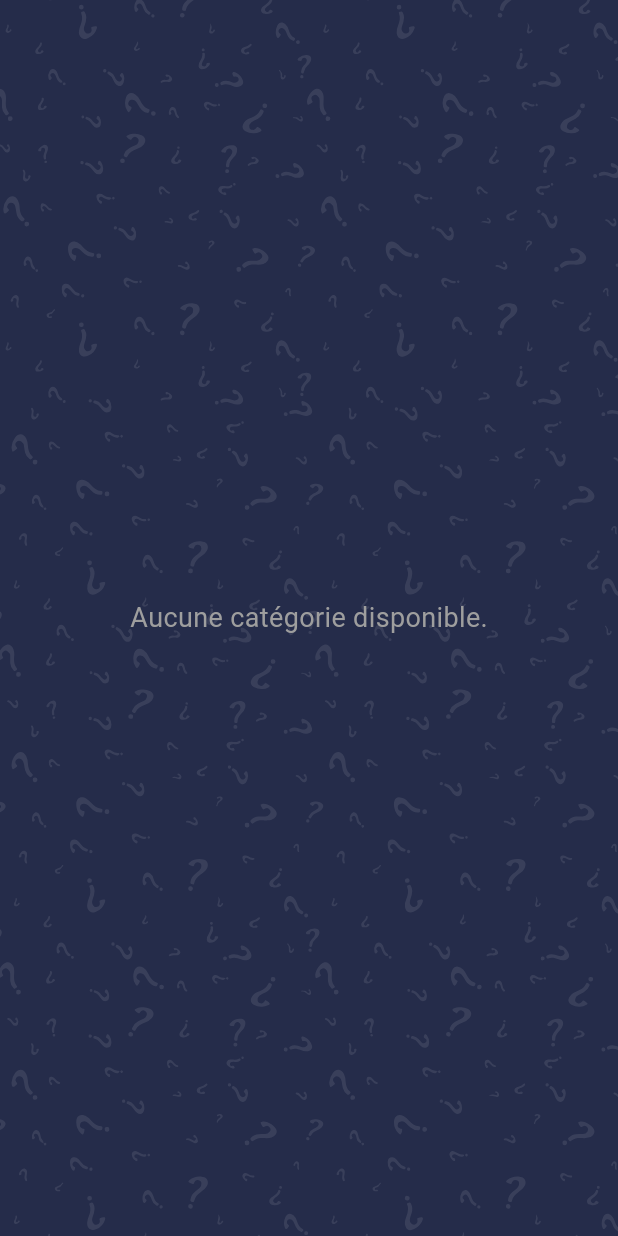
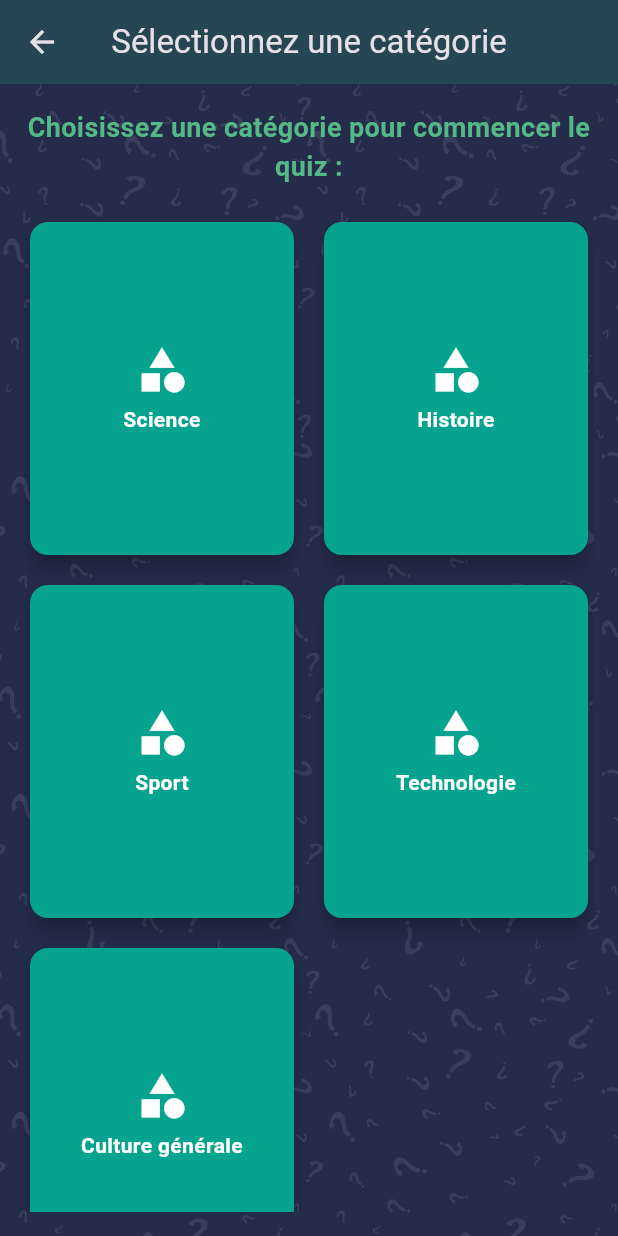
Before and after one commit to MansourAmal/myquizapp, a Flutter app: the screen it shows after launch, after a tap on "Let's Start Quiz", on a phone screen of 412 x 824 dp. Run offline on Flutter 3.47's test engine with Material 3 defaults, Android fonts, the phone set to English and light mode, and no system bars; our stand-ins replace flutter_svg, fluttertoast, get, shared_preferences.

Commit message:
partie utilisateur ajoutée

```diff
--- /dev/null
+++ b/lib/views/user/userScreen.dart
@@ -0,0 +1,108 @@
+import 'package:flutter/material.dart';
+import 'package:flutter_svg/flutter_svg.dart';
+import 'package:get/get.dart';
+import 'package:myquizapp/views/user/quizScreen.dart';
+
+class UserScreen extends StatelessWidget {
+  // Liste des catégories de quiz
+  final List<String> quizCategories = [
+    'Science',
+    'Histoire',
+    'Sport',
+    'Technologie',
+    'Culture générale',
+  ];
+
+  @override
+  Widget build(BuildContext context) {
+    return Scaffold(
+      appBar: AppBar(
+        title: const Text('Sélectionnez une catégorie'),
+        centerTitle: true,
+        backgroundColor: const Color(0xFF264653),
+      ),
+      body: Stack(
+        fit: StackFit.expand,
+        children: [
+          // Image d'arrière-plan (SVG)
+          SvgPicture.asset(
+            "assets/bg.svg",
+            fit: BoxFit.cover,
+          ),
+          // Contenu principal
+          Padding(
+            padding: const EdgeInsets.all(16.0),
+            child: Column(
+              mainAxisAlignment: MainAxisAlignment.center,
+              children: [
+                const Text(
+                  'Choisissez une catégorie pour commencer le quiz :',
+                  style: TextStyle(
+                    fontSize: 18,
+                    fontWeight: FontWeight.bold,
+                    color: Color(0xFF54b986),
+                  ),
+                  textAlign: TextAlign.center,
+                ),
+                const SizedBox(height: 20),
+                Expanded(
+                  child: GridView.builder(
+                    gridDelegate: const SliverGridDelegateWithFixedCrossAxisCount(
+                      crossAxisCount: 2, // Deux colonnes
+                      crossAxisSpacing: 12, // Espacement horizontal entre les cartes
+                      mainAxisSpacing: 12, // Espacement vertical entre les cartes
+                      childAspectRatio: 0.8, // Proportions ajustées pour réduire la taille
+                    ),
+                    itemCount: quizCategories.length,
+                    itemBuilder: (context, index) {
+                      return GestureDetector(
+                        onTap: () {
+                          // Naviguer vers l'écran de quiz avec la catégorie choisie
+                          Get.to(() => QuizScreen(quizCategory: quizCategories[index]));
+                        },
+                        child: Card(
+                          elevation: 6,
+                          shape: RoundedRectangleBorder(
+                            borderRadius: BorderRadius.circular(12),
+                          ),
+                          child: Container(
+                            decoration: BoxDecoration(
+                              color: const Color(0xFF00c6a9).withOpacity(0.8),
+                              borderRadius: BorderRadius.circular(12),
+                            ),
+                            child: Center(
+                              child: Column(
+                                mainAxisAlignment: MainAxisAlignment.center,
+                                children: [
+                                  const Icon(
+                                    Icons.category,
+                                    size: 36, // Taille réduite de l'icône
+                                    color: Colors.white,
+                                  ),
+                                  const SizedBox(height: 5),
+                                  Text(
+                                    quizCategories[index],
+                                    style: const TextStyle(
+                                      fontSize: 14, // Taille réduite du texte
+                                      fontWeight: FontWeight.bold,
+                                      color: Colors.white,
+                                    ),
+                                    textAlign: TextAlign.center,
+                                  ),
+                                ],
+                              ),
+                            ),
+                          ),
+                        ),
+                      );
+                    },
+                  ),
+                ),
+              ],
+            ),
+          ),
+        ],
+      ),
+    );
+  }
+}
--- a/lib/views/welcome_screen.dart
+++ b/lib/views/welcome_screen.dart
@@ -4,6 +4,7 @@ import 'package:flutter_svg/svg.dart';
 import 'package:get/get.dart';
 import 'package:myquizapp/views/admin/admin_dash.dart';
 import 'package:myquizapp/views/quiz_categorie.dart';
+import 'package:myquizapp/views/user/userScreen.dart';
 
 import '../utils/constants.dart';
 
@@ -63,7 +64,7 @@ class WelcomeScreen extends StatelessWidget {
                     if(userName=="Admin"|| userName=="admin"){
                       Get.to(AdminDashboard());
                     }else{
-                      Get.to(() => QuizCategoryScreen());
+                      Get.to(UserScreen());
                     }
 
                   },
```
Also changed, not shown: lib/controllers/question_controller.dart (+40 -1 lines), lib/views/admin/admin_dash.dart (+48 -8 lines), lib/views/quiz_categorie.dart (+10 -27 lines), lib/views/user/quizScreen.dart (added, +158 -0 lines).
